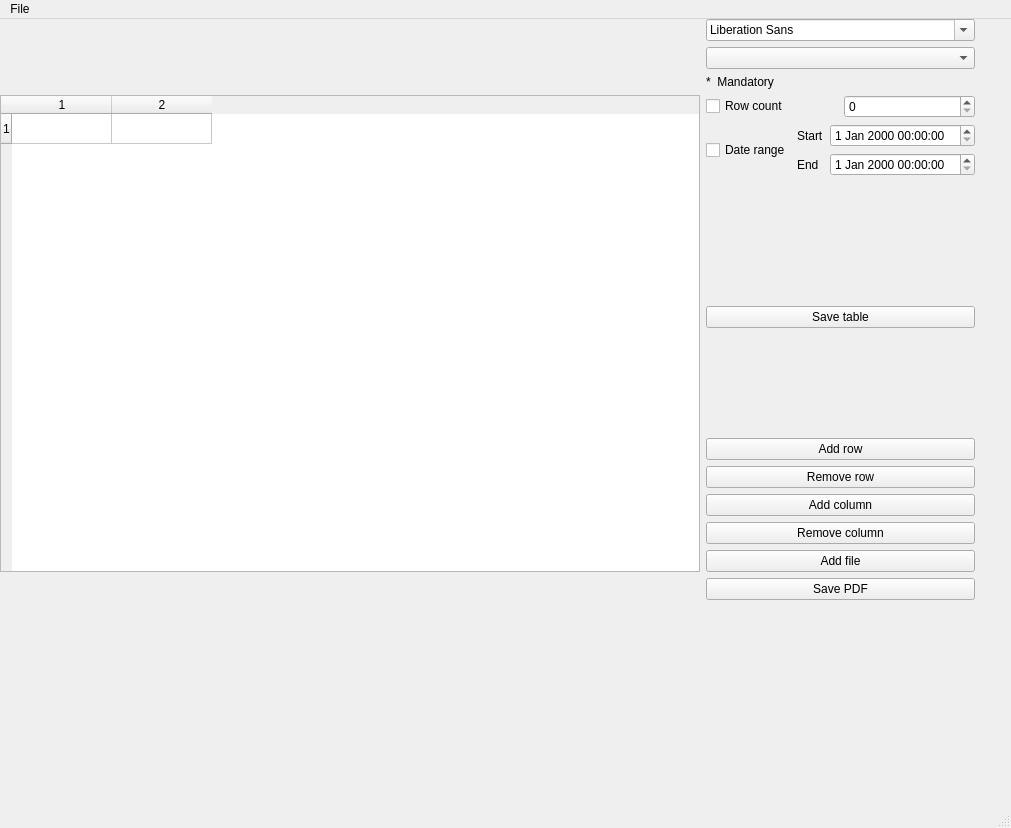
Qt form documentwindow.ui (StronglogicSolutions/ky_gui) before a commit.
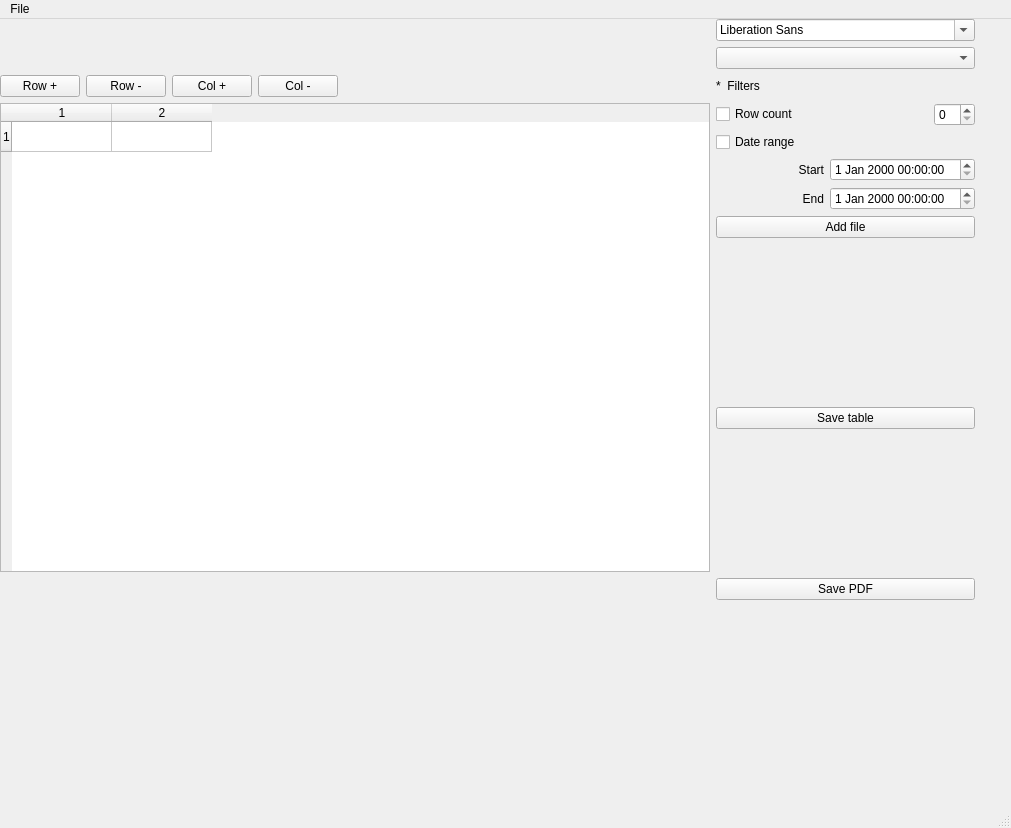
The same form after that commit. Icons and pictures are not drawn.

```diff
--- a/documentwindow.ui
+++ b/documentwindow.ui
@@ -27,7 +27,7 @@
      <item row="4" column="1">
       <layout class="QVBoxLayout" name="verticalLayout">
        <item>
-        <layout class="QHBoxLayout" name="horizontalLayout_2">
+        <layout class="QHBoxLayout" name="horizontalLayout_2" stretch="1,0">
          <item>
           <widget class="QCheckBox" name="rowCountActive">
            <property name="text">
@@ -41,23 +41,52 @@
         </layout>
        </item>
        <item>
-        <layout class="QHBoxLayout" name="horizontalLayout_5">
+        <layout class="QVBoxLayout" name="verticalLayout_3">
          <item>
-          <widget class="QCheckBox" name="dateRangeActive">
-           <property name="text">
-            <string>Date range</string>
-           </property>
-          </widget>
+          <layout class="QHBoxLayout" name="horizontalLayout_5" stretch="0,1">
+           <item>
+            <widget class="QCheckBox" name="dateRangeActive">
+             <property name="layoutDirection">
+              <enum>Qt::LeftToRight</enum>
+             </property>
+             <property name="text">
+              <string>Date range</string>
+             </property>
+            </widget>
+           </item>
+           <item>
+            <spacer name="horizontalSpacer_2">
+             <property name="orientation">
+              <enum>Qt::Horizontal</enum>
+             </property>
+             <property name="sizeHint" stdset="0">
+              <size>
+               <width>40</width>
+               <height>20</height>
+              </size>
+             </property>
+            </spacer>
+           </item>
+          </layout>
          </item>
          <item>
           <layout class="QVBoxLayout" name="verticalLayout_2">
            <item>
-            <layout class="QHBoxLayout" name="horizontalLayout_4">
+            <layout class="QHBoxLayout" name="horizontalLayout_4" stretch="0,1">
              <item>
               <widget class="QLabel" name="label_2">
+               <property name="minimumSize">
+                <size>
+                 <width>108</width>
+                 <height>0</height>
+                </size>
+               </property>
                <property name="text">
                 <string>Start</string>
                </property>
+               <property name="alignment">
+                <set>Qt::AlignRight|Qt::AlignTrailing|Qt::AlignVCenter</set>
+               </property>
               </widget>
              </item>
              <item>
@@ -66,12 +95,21 @@
             </layout>
            </item>
            <item>
-            <layout class="QHBoxLayout" name="horizontalLayout_3">
+            <layout class="QHBoxLayout" name="horizontalLayout_3" stretch="0,1">
              <item>
               <widget class="QLabel" name="label_3">
+               <property name="minimumSize">
+                <size>
+                 <width>108</width>
+                 <height>0</height>
+                </size>
+               </property>
                <property name="text">
                 <string>End</string>
                </property>
+               <property name="alignment">
+                <set>Qt::AlignRight|Qt::AlignTrailing|Qt::AlignVCenter</set>
+               </property>
               </widget>
              </item>
              <item>
@@ -83,6 +121,17 @@
          </item>
         </layout>
        </item>
+       <item>
+        <widget class="QPushButton" name="addFile">
+         <property name="text">
+          <string>Add file</string>
+         </property>
+         <property name="icon">
+          <iconset resource="kres.qrc">
+           <normaloff>:/icons/icons/clip.png</normaloff>:/icons/icons/clip.png</iconset>
+         </property>
+        </widget>
+       </item>
        <item>
         <spacer name="verticalSpacer">
          <property name="orientation">
@@ -133,45 +182,6 @@
          </property>
         </spacer>
        </item>
-       <item>
-        <widget class="QPushButton" name="addRow">
-         <property name="text">
-          <string>Add row</string>
-         </property>
-        </widget>
-       </item>
-       <item>
-        <widget class="QPushButton" name="removeRow">
-         <property name="text">
-          <string>Remove row</string>
-         </property>
-        </widget>
-       </item>
-       <item>
-        <widget class="QPushButton" name="addColumn">
-         <property name="text">
-          <string>Add column</string>
-         </property>
-        </widget>
-       </item>
-       <item>
-        <widget class="QPushButton" name="removeColumn">
-         <property name="text">
-          <string>Remove column</string>
-         </property>
-        </widget>
-       </item>
-       <item>
-        <widget class="QPushButton" name="pushButton_2">
-         <property name="text">
-          <string>Add file</string>
-         </property>
-         <property name="icon">
-          <iconset resource="kres.qrc">
-           <normaloff>:/icons/icons/clip.png</normaloff>:/icons/icons/clip.png</iconset>
-         </property>
-        </widget>
-       </item>
       </layout>
      </item>
      <item row="4" column="0">
@@ -246,10 +256,55 @@
      <item row="3" column="1">
       <widget class="QLabel" name="mandatoryLabel">
        <property name="text">
-        <string>*  Mandatory</string>
+        <string>*  Filters</string>
        </property>
       </widget>
      </item>
+     <item row="3" column="0">
+      <layout class="QHBoxLayout" name="horizontalLayout_6" stretch="1,1,1,1,5">
+       <item>
+        <widget class="QPushButton" name="addRow">
+         <property name="text">
+          <string>Row +</string>
+         </property>
+        </widget>
+       </item>
+       <item>
+        <widget class="QPushButton" name="removeRow">
+         <property name="text">
+          <string>Row -</string>
+         </property>
+        </widget>
+       </item>
+       <item>
+        <widget class="QPushButton" name="addColumn">
+         <property name="text">
+          <string>Col +</string>
+         </property>
+        </widget>
+       </item>
+       <item>
+        <widget class="QPushButton" name="removeColumn">
+         <property name="text">
+          <string>Col -</string>
+         </property>
+        </widget>
+       </item>
+       <item>
+        <spacer name="horizontalSpacer_3">
+         <property name="orientation">
+          <enum>Qt::Horizontal</enum>
+         </property>
+         <property name="sizeHint" stdset="0">
+          <size>
+           <width>90</width>
+           <height>20</height>
+          </size>
+         </property>
+        </spacer>
+       </item>
+      </layout>
+     </item>
     </layout>
    </widget>
   </widget>
```
Left out of the diff: 2 changed lines with no effect on the pictures.
